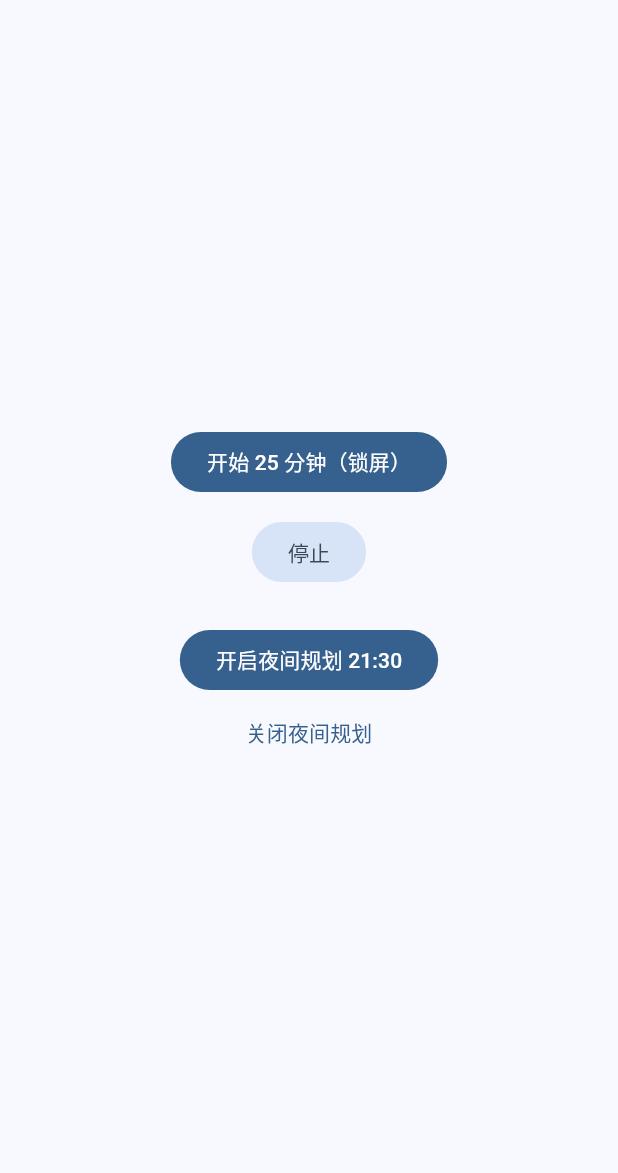
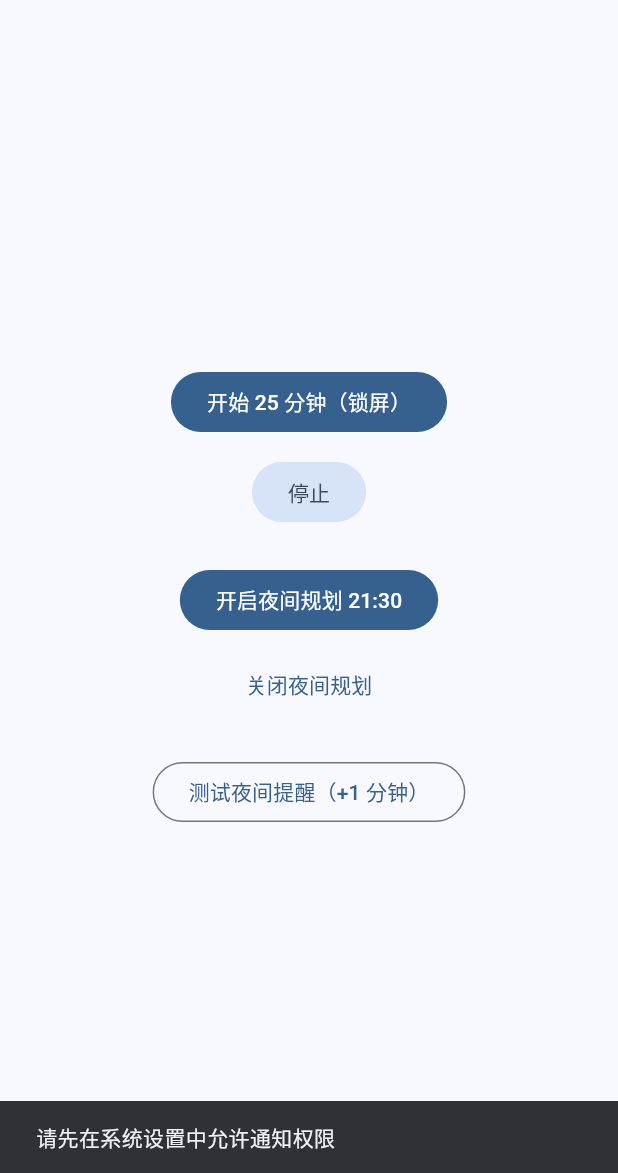
Before and after one commit to 450377560-design/anti-procrastination-app2, a Flutter app: the screen it shows after launch, after a tap on "开始 25 分钟（锁屏）", on a phone screen of 412 x 824 dp, the part 63-1236 px from its top. Run offline on Flutter 3.47's test engine with Material 3 defaults, Android fonts, the phone set to English and light mode, and no system bars; our stand-ins replace sqflite; accounts and stored records are empty.

Commit message:
Update main.dart

```diff
--- a/lib/main.dart
+++ b/lib/main.dart
@@ -32,6 +32,10 @@ class _HomePageState extends State<HomePage> {
   @override
   void initState() {
     super.initState();
+
+    // 先申请通知权限（Android 13+）
+    _ensureNotificationPermission();
+
     NativeBridge.onInterruption.listen((_) async {
       final reason = await _pickReason(context);
       if (reason != null && _currentSessionId != null) {
@@ -55,6 +59,13 @@ class _HomePageState extends State<HomePage> {
         if (mounted) _showSnack('专注已停止');
       }
     });
+  }
+
+  Future<void> _ensureNotificationPermission() async {
+    final ok = await NativeBridge.requestNotificationPermission();
+    if (!ok && mounted) {
+      _showSnack('未授予通知权限，专注与提醒可能无法工作');
+    }
   }
 
   Future<String?> _pickReason(BuildContext ctx) async {
@@ -88,10 +99,17 @@ class _HomePageState extends State<HomePage> {
   }
 
   Future<void> _startFocus({required int minutes, required bool lock}) async {
-    final ok = await NativeBridge.startFocus(minutes: minutes, lock: lock);
-    if (ok) {
+    final ok = await NativeBridge.requestNotificationPermission();
+    if (!ok) {
+      _showSnack('请先在系统设置中允许通知权限');
+      return;
+    }
+    final started = await NativeBridge.startFocus(minutes: minutes, lock: lock);
+    if (started) {
       _currentSessionId = await FocusDao.startSession(minutes);
       if (mounted) _showSnack('已开始专注 $minutes 分钟');
+    } else {
+      _showSnack('启动失败');
     }
   }
 
@@ -114,12 +132,31 @@ class _HomePageState extends State<HomePage> {
             ),
             const SizedBox(height: 24),
             FilledButton(
-              onPressed: () => NativeBridge.plannerEnable(21, 30),
+              onPressed: () async {
+                final ok = await NativeBridge.plannerEnable(21, 30);
+                if (ok && mounted) _showSnack('已开启夜间规划 21:30');
+              },
               child: const Text('开启夜间规划 21:30'),
             ),
+            const SizedBox(height: 8),
             TextButton(
-              onPressed: () => NativeBridge.plannerDisable(),
+              onPressed: () async {
+                final ok = await NativeBridge.plannerDisable();
+                if (ok && mounted) _showSnack('已关闭夜间规划');
+              },
               child: const Text('关闭夜间规划'),
+            ),
+            const SizedBox(height: 24),
+            // 便于立刻验证：+1 分钟测试
+            OutlinedButton(
+              onPressed: () async {
+                final now = DateTime.now();
+                final minute = (now.minute + 1) % 60;
+                final hour = (minute == 0) ? (now.hour + 1) % 24 : now.hour;
+                final ok = await NativeBridge.plannerEnable(hour, minute);
+                if (ok && mounted) _showSnack('将于 ${hour.toString().padLeft(2, '0')}:${minute.toString().padLeft(2, '0')} 推送夜间提醒（测试）');
+              },
+              child: const Text('测试夜间提醒（+1 分钟）'),
             ),
           ],
         ),
```
